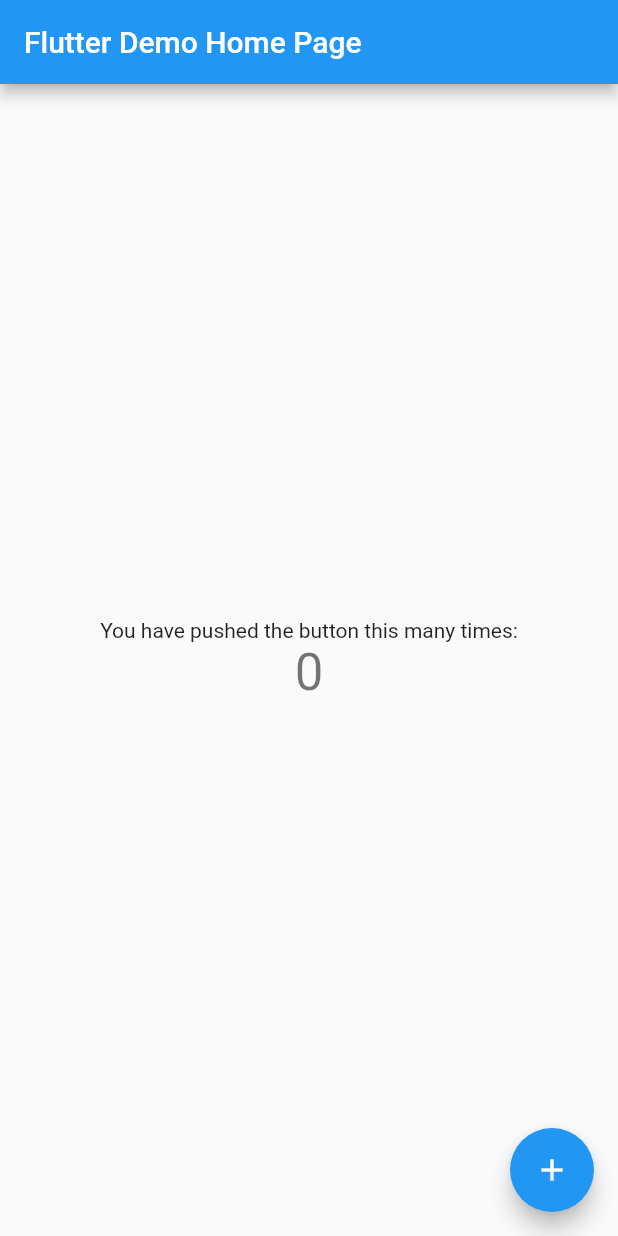
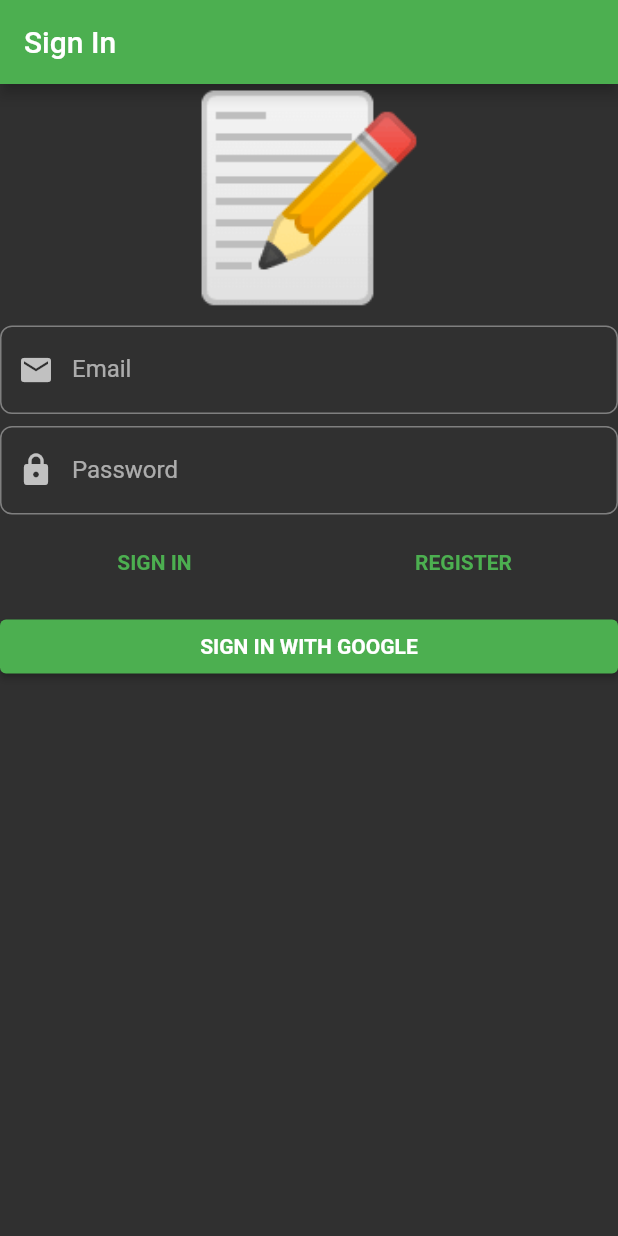
Before and after one commit to Biplab-Dutta/notes_app_DDD, a Flutter app: the screen it shows after launch, on a phone screen of 412 x 824 dp. Run offline on Flutter 3.47's test engine with Material 2 defaults, Android fonts, the phone set to English and light mode, and no system bars; our stand-ins replace bloc, cloud_firestore, dartz, equatable, firebase_auth, firebase_core and 5 more; accounts and stored records are empty.

Commit message:
Added sign in page

```diff
--- a/lib/main.dart
+++ b/lib/main.dart
@@ -2,73 +2,13 @@ import 'package:firebase_core/firebase_core.dart';
 import 'package:flutter/material.dart';
 import 'package:injectable/injectable.dart';
 import 'package:notes_app/injection.dart';
+import 'package:notes_app/presentation/core/app_widget.dart';
 
 void main() async {
   WidgetsFlutterBinding.ensureInitialized();
   await Firebase.initializeApp();
   configureInjection(Environment.prod);
   runApp(
-    const MyApp(),
+    const AppWidget(),
   );
 }
-
-class MyApp extends StatelessWidget {
-  const MyApp({Key? key}) : super(key: key);
-  @override
-  Widget build(BuildContext context) {
-    return MaterialApp(
-      title: 'Flutter Demo',
-      theme: ThemeData(
-        primarySwatch: Colors.blue,
-      ),
-      home: const MyHomePage(title: 'Flutter Demo Home Page'),
-    );
-  }
-}
-
-class MyHomePage extends StatefulWidget {
-  const MyHomePage({Key? key, required this.title}) : super(key: key);
-
-  final String title;
-
-  @override
-  _MyHomePageState createState() => _MyHomePageState();
-}
-
-class _MyHomePageState extends State<MyHomePage> {
-  int _counter = 0;
-
-  void _incrementCounter() {
-    setState(() {
-      _counter++;
-    });
-  }
-
-  @override
-  Widget build(BuildContext context) {
-    return Scaffold(
-      appBar: AppBar(
-        title: Text(widget.title),
-      ),
-      body: Center(
-        child: Column(
-          mainAxisAlignment: MainAxisAlignment.center,
-          children: <Widget>[
-            const Text(
-              'You have pushed the button this many times:',
-            ),
-            Text(
-              '$_counter',
-              style: Theme.of(context).textTheme.headline4,
-            ),
-          ],
-        ),
-      ),
-      floatingActionButton: FloatingActionButton(
-        onPressed: _incrementCounter,
-        tooltip: 'Increment',
-        child: const Icon(Icons.add),
-      ),
-    );
-  }
-}
--- /dev/null
+++ b/lib/presentation/core/app_widget.dart
@@ -0,0 +1,31 @@
+import 'package:flutter/material.dart';
+import 'package:notes_app/presentation/sign_in/sign_in_page.dart';
+
+class AppWidget extends StatelessWidget {
+  const AppWidget({Key? key}) : super(key: key);
+  @override
+  Widget build(BuildContext context) {
+    return MaterialApp(
+      debugShowCheckedModeBanner: false,
+      title: 'Flutter Demo',
+      theme: ThemeData(
+        brightness: Brightness.dark,
+        primarySwatch: Colors.green,
+        primaryColor: Colors.green,
+        accentColor: Colors.blueAccent,
+        inputDecorationTheme: InputDecorationTheme(
+          border: OutlineInputBorder(
+            borderRadius: BorderRadius.circular(8),
+          ),
+          focusedBorder: OutlineInputBorder(
+            borderRadius: BorderRadius.circular(8),
+            borderSide: const BorderSide(
+              color: Colors.green,
+            ),
+          ),
+        ),
+      ),
+      home: const SignInPage(),
+    );
+  }
+}
--- /dev/null
+++ b/lib/presentation/sign_in/sign_in_page.dart
@@ -0,0 +1,22 @@
+import 'package:flutter/material.dart';
+import 'package:flutter_bloc/flutter_bloc.dart';
+import 'package:notes_app/application/auth/sign_in_form/sign_in_form_bloc.dart';
+import 'package:notes_app/injection.dart';
+import 'package:notes_app/presentation/sign_in/widgets/sign_in_form.dart';
+
+class SignInPage extends StatelessWidget {
+  const SignInPage({Key? key}) : super(key: key);
+
+  @override
+  Widget build(BuildContext context) {
+    return Scaffold(
+      appBar: AppBar(
+        title: const Text('Sign In'),
+      ),
+      body: BlocProvider(
+        create: (context) => getIt<SignInFormBloc>(),
+        child: const SignInForm(),
+      ),
+    );
+  }
+}
--- /dev/null
+++ b/lib/presentation/sign_in/widgets/sign_in_form.dart
@@ -0,0 +1,91 @@
+import 'package:flutter/material.dart';
+import 'package:flutter_bloc/flutter_bloc.dart';
+import 'package:notes_app/application/auth/sign_in_form/sign_in_form_bloc.dart';
+
+class SignInForm extends StatelessWidget {
+  const SignInForm({Key? key}) : super(key: key);
+
+  @override
+  Widget build(BuildContext context) {
+    return BlocConsumer<SignInFormBloc, SignInFormState>(
+      listener: (context, state) {},
+      builder: (context, state) {
+        return Form(
+          child: ListView(
+            children: [
+              const Text(
+                '📝',
+                style: TextStyle(
+                  fontSize: 130,
+                ),
+                textAlign: TextAlign.center,
+              ),
+              const SizedBox(
+                height: 8,
+              ),
+              TextFormField(
+                decoration: const InputDecoration(
+                  prefixIcon: Icon(Icons.email),
+                  labelText: 'Email',
+                ),
+                autocorrect: false,
+              ),
+              const SizedBox(
+                height: 8,
+              ),
+              TextFormField(
+                decoration: const InputDecoration(
+                  prefixIcon: Icon(Icons.lock),
+                  labelText: 'Password',
+                ),
+                autocorrect: false,
+                obscureText: true,
+              ),
+              const SizedBox(
+                height: 8,
+              ),
+              Row(
+                children: [
+                  Expanded(
+                    child: TextButton(
+                      onPressed: () {},
+                      child: const Text(
+                        'SIGN IN',
+                        style: TextStyle(
+                          fontWeight: FontWeight.bold,
+                        ),
+                      ),
+                    ),
+                  ),
+                  Expanded(
+                    child: TextButton(
+                      onPressed: () {},
+                      child: const Text(
+                        'REGISTER',
+                        style: TextStyle(
+                          fontWeight: FontWeight.bold,
+                        ),
+                      ),
+                    ),
+                  ),
+                ],
+              ),
+              const SizedBox(
+                height: 8,
+              ),
+              ElevatedButton(
+                onPressed: () {},
+                child: const Text(
+                  'SIGN IN WITH GOOGLE',
+                  style: TextStyle(
+                    fontWeight: FontWeight.bold,
+                  ),
+                ),
+              ),
+            ],
+          ),
+        );
+      },
+    );
+  }
+}
```
